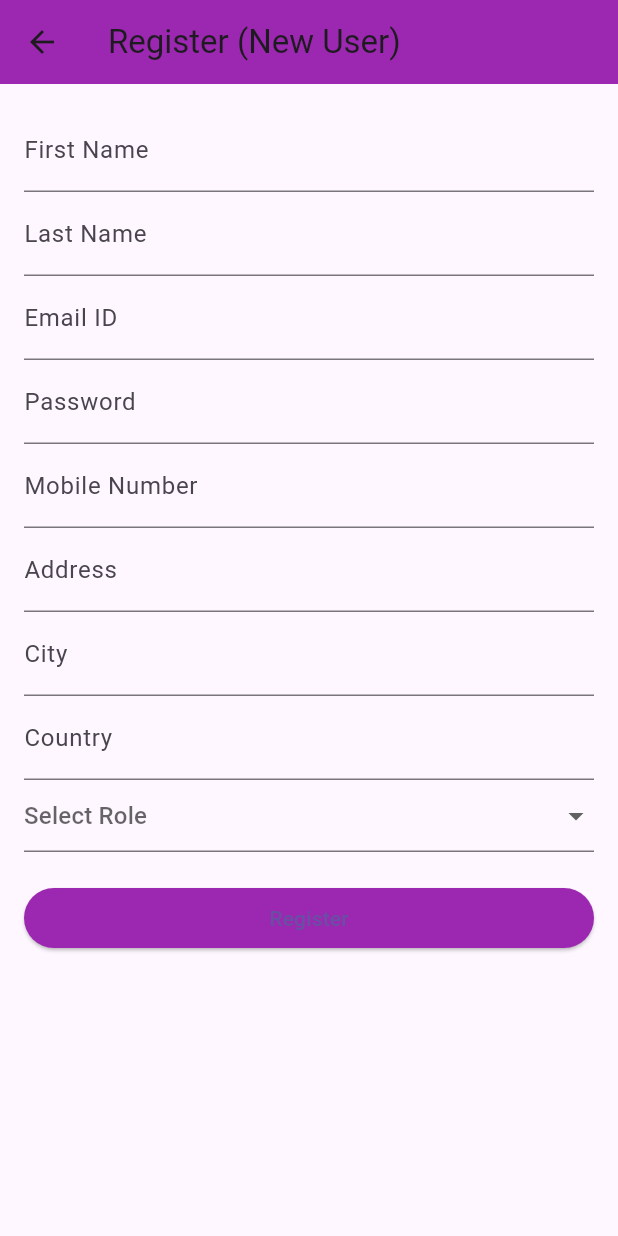
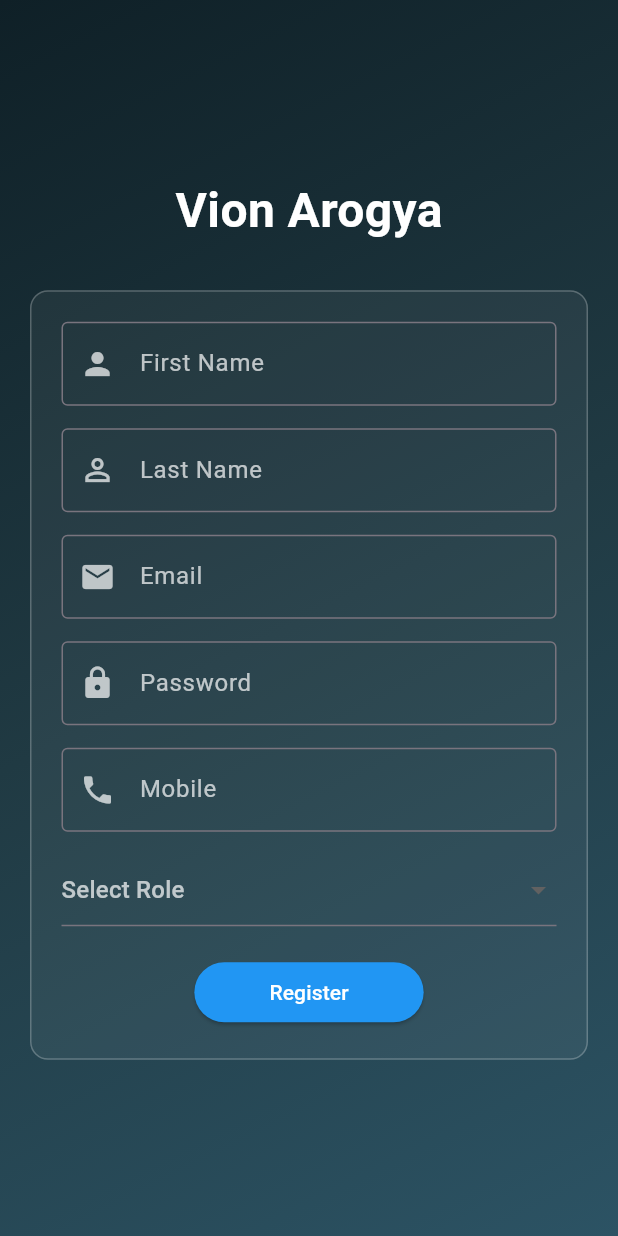
Before and after one commit to Arnaviitp/Vion-Vox-Intern-Project, a Flutter app: the LoginPage screen opened directly, after a tap on "Login", after a tap on "Register (New User)", on a phone screen of 412 x 824 dp. Run offline on Flutter 3.47's test engine with Material 3 defaults, Android fonts, the phone set to English and light mode, and no system bars; our stand-ins replace firebase_auth, firebase_core, firebase_database; accounts and stored records are empty.

Commit message:
Update registration_form.dart

```diff
--- a/my_app/lib/registration_form.dart
+++ b/my_app/lib/registration_form.dart
@@ -1,5 +1,4 @@
 // ignore_for_file: file_names
-
 import 'package:flutter/material.dart';
 import 'package:firebase_auth/firebase_auth.dart';
 import 'package:firebase_database/firebase_database.dart';
@@ -8,14 +7,36 @@ void main() {
   runApp(const MyApp());
 }
 
+//////////////////// APP ROOT ////////////////////
 class MyApp extends StatelessWidget {
   const MyApp({super.key});
   @override
   Widget build(BuildContext context) {
     return MaterialApp(
-      title: 'WELCOME BACK',
-      theme: ThemeData(primarySwatch: Colors.blue),
+      title: 'Vion Arogya',
+      debugShowCheckedModeBanner: false,
+      theme: ThemeData(fontFamily: 'Roboto'),
       home: const LoginPage(),
+    );
+  }
+}
+
+//////////////////// REUSABLE GRADIENT BG ////////////////////
+class GradientBackground extends StatelessWidget {
+  final Widget child;
+  const GradientBackground({super.key, required this.child});
+
+  @override
+  Widget build(BuildContext context) {
+    return Container(
+      decoration: const BoxDecoration(
+        gradient: LinearGradient(
+          colors: [Color(0xFF0f2027), Color(0xFF203A43), Color(0xFF2C5364)],
+          begin: Alignment.topLeft,
+          end: Alignment.bottomRight,
+        ),
+      ),
+      child: child,
     );
   }
 }
@@ -29,29 +50,24 @@ class LoginPage extends StatefulWidget {
 
 class _LoginPageState extends State<LoginPage> {
   final _formKey = GlobalKey<FormState>();
-  final TextEditingController emailController = TextEditingController();
-  final TextEditingController passwordController = TextEditingController();
+  final emailController = TextEditingController();
+  final passwordController = TextEditingController();
   bool isLoading = false;
 
   Future<void> loginUser() async {
     if (!_formKey.currentState!.validate()) return;
+    setState(() => isLoading = true);
 
-    setState(() => isLoading = true);
     try {
-      // FirebaseAuth Login
       await FirebaseAuth.instance.signInWithEmailAndPassword(
         email: emailController.text.trim(),
         password: passwordController.text.trim(),
       );
-      _showSuccessDialog();
-      Future.delayed(const Duration(seconds: 1), () {
       Navigator.pushReplacement(
         context,
         MaterialPageRoute(builder: (_) => const HomePage()),
       );
-      });
     } catch (_) {
-      // If FirebaseAuth fails, check Realtime DB for old user
       final dbRef = FirebaseDatabase.instance.ref().child("registrations");
       final snapshot = await dbRef
           .orderByChild("email")
@@ -59,9 +75,6 @@ class _LoginPageState extends State<LoginPage> {
           .get();
 
       if (snapshot.exists) {
-        ScaffoldMessenger.of(context).showSnackBar(
-          const SnackBar(content: Text("Old user login successful")),
-        );
         Navigator.pushReplacement(
           context,
           MaterialPageRoute(builder: (_) => const HomePage()),
@@ -76,135 +89,80 @@ class _LoginPageState extends State<LoginPage> {
     }
   }
 
-  void _showSuccessDialog() {
-    showDialog(
-      context: context,
-      builder: (context) => AlertDialog(
-        backgroundColor: Colors.white,
-        shape: RoundedRectangleBorder(borderRadius: BorderRadius.circular(16)),
-        content: Column(
-          mainAxisSize: MainAxisSize.min,
-          children: const [
-            Icon(Icons.check_circle, color: Colors.green, size: 60),
-            SizedBox(height: 16),
-            Text(
-              'Login Successful!',
-              style: TextStyle(
-                fontSize: 20,
-                fontWeight: FontWeight.bold,
-                color: Colors.black87,
-              ),
-            ),
-          ],
-        ),
-      ),
-    );
-  }
-
   @override
   Widget build(BuildContext context) {
     return Scaffold(
-      body: Stack(
+      body: GradientBackground(
+        child: Center(
+          child: SingleChildScrollView(
+            child: Column(
               children: [
-          // Gradient Background
-          Container(
-            decoration: BoxDecoration(
-              gradient: LinearGradient(
-                colors: [
-                  Colors.pink.shade100,
-                  Colors.blue.shade100,
-                  Colors.greenAccent.shade100,
-                  Colors.yellow.shade100,
-                  Colors.orange.shade100,
-                ],
-                begin: Alignment.topLeft,
-                end: Alignment.bottomRight,
+                const Text(
+                  "Vion Arogya",
+                  style: TextStyle(
+                    color: Colors.white,
+                    fontSize: 32,
+                    fontWeight: FontWeight.bold,
                   ),
                 ),
+                const SizedBox(height: 30),
+                Container(
+                  padding: const EdgeInsets.all(20),
+                  margin: const EdgeInsets.symmetric(horizontal: 20),
+                  decoration: BoxDecoration(
+                    color: Colors.white.withOpacity(0.05),
+                    borderRadius: BorderRadius.circular(12),
+                    border: Border.all(color: Colors.white24),
                   ),
-          // Foreground
-          Center(
-            child: SingleChildScrollView(
-              child: Padding(
-                padding: const EdgeInsets.all(16),
                   child: Form(
                     key: _formKey,
                     child: Column(
-                    mainAxisAlignment: MainAxisAlignment.center,
                       children: [
-                      Text(
-                        'welcome back !',
-                        style: TextStyle(
-                          fontSize: 28,
-                          fontWeight: FontWeight.bold,
-                          color: const Color.fromARGB(255, 245, 21, 21),
-                          shadows: [
-                            Shadow(
-                              blurRadius: 8,
-                              color: Colors.black26,
-                              offset: Offset(2, 2),
+                        TextFormField(
+                          controller: emailController,
+                          style: const TextStyle(color: Colors.white),
+                          decoration: const InputDecoration(
+                            labelText: 'Email',
+                            labelStyle: TextStyle(color: Colors.white70),
+                            prefixIcon:
+                                Icon(Icons.email, color: Colors.white70),
+                            border: OutlineInputBorder(),
                           ),
-                          ],
+                          validator: (value) =>
+                              value!.isEmpty ? "Enter email" : null,
                         ),
-                        textAlign: TextAlign.center,
+                        const SizedBox(height: 15),
+                        TextFormField(
+                          controller: passwordController,
+                          style: const TextStyle(color: Colors.white),
+                          decoration: const InputDecoration(
+                            labelText: 'Password',
+                            labelStyle: TextStyle(color: Colors.white70),
+                            prefixIcon: Icon(Icons.lock, color: Colors.white70),
+                            border: OutlineInputBorder(),
+                          ),
+                          obscureText: true,
+                          validator: (value) =>
+                              value!.isEmpty ? "Enter password" : null,
                         ),
                         const SizedBox(height: 20),
-                      Row(
-                        mainAxisAlignment: MainAxisAlignment.center,
-                        children: const [
-                          Icon(Icons.mail_outline, color: Colors.blue, size: 40),
-                          SizedBox(width: 30),
-                          Icon(Icons.lock_outline, color: Colors.blue, size: 40),
-                        ],
+                        isLoading
+                            ? const CircularProgressIndicator(
+                                color: Colors.blue)
+                            : ElevatedButton(
+                                style: ElevatedButton.styleFrom(
+                                  backgroundColor: Colors.blue,
+                                  padding: const EdgeInsets.symmetric(
+                                      horizontal: 50),
+                                  shape: RoundedRectangleBorder(
+                                      borderRadius: BorderRadius.circular(20)),
                                 ),
-                      const SizedBox(height: 20),
-                      TextFormField(
-                        controller: emailController,
-                        decoration: const InputDecoration(
-                          labelText: 'Email',
-                          border: OutlineInputBorder(),
-                          prefixIcon: Icon(Icons.mail_outline, color: Colors.blue),
-                        ),
-                        keyboardType: TextInputType.emailAddress,
-                        validator: (value) {
-                          if (value == null || value.isEmpty) {
-                            return 'Please enter email';
-                          }
-                          if (!RegExp(r'^[^@]+@[^@]+\.[^@]+').hasMatch(value)) {
-                            return 'Enter valid email';
-                          }
-                          return null;
-                        },
-                      ),
-                      const SizedBox(height: 20),
-                      TextFormField(
-                        controller: passwordController,
-                        decoration: const InputDecoration(
-                          labelText: 'Password',
-                          border: OutlineInputBorder(),
-                          prefixIcon: Icon(Icons.lock_outline, color: Colors.blue),
-                        ),
-                        obscureText: true,
-                        validator: (value) {
-                          if (value == null || value.isEmpty) {
-                            return 'Please enter password';
-                          }
-                          if (value.length < 6) {
-                            return 'Password must be at least 6 characters';
-                          }
-                          return null;
-                        },
+                                onPressed: loginUser,
+                                child: const Text("Login",
+                                    style: TextStyle(color: Colors.white)),
                               ),
                         const SizedBox(height: 10),
-                      isLoading
-                          ? const CircularProgressIndicator()
-                          : ElevatedButton(
-                              onPressed: loginUser,
-                              child: const Text('Login'),
-                            ),
-                      const SizedBox(height: 10),
-                      Center(
-                        child: TextButton(
+                        TextButton(
                           onPressed: () {
                             Navigator.push(
                               context,
@@ -212,34 +170,10 @@ class _LoginPageState extends State<LoginPage> {
                                   builder: (_) => const RegistrationForm()),
                             );
                           },
-                          child: const Text(
-                            'Register (New User)',
-                            style: TextStyle(color: Colors.blue),
-                          ),
-                        ),
-                      ),
-                      Center(
-                        child: TextButton(
-                          onPressed: () {
-                            showDialog(
-                              context: context,
-                              builder: (context) => AlertDialog(
-                                title: const Text('Forgot Password'),
-                                content: const Text(
-                                    'Password reset feature coming soon!'),
-                                actions: [
-                                  TextButton(
-                                    onPressed: () =>
-                                        Navigator.of(context).pop(),
-                                    child: const Text('OK'),
+                          child: const Text("Register (New User)",
+                              style: TextStyle(color: Colors.blueAccent)),
                         ),
                       ],
-                              ),
-                            );
-                          },
-                          child: const Text(
-                            'Forgot Password?',
-                            style: TextStyle(color: Colors.blue),
                     ),
                   ),
                 ),
@@ -247,9 +181,6 @@ class _LoginPageState extends State<LoginPage> {
             ),
           ),
         ),
-            ),
-          ),
-        ],
       ),
     );
   }
@@ -265,25 +196,15 @@ class RegistrationForm extends StatefulWidget {
 class _RegistrationFormState extends State<RegistrationForm> {
   final _formKey = GlobalKey<FormState>();
   final dbRef = FirebaseDatabase.instance.ref().child("registrations");
-
-  final TextEditingController firstNameController = TextEditingController();
-  final TextEditingController lastNameController = TextEditingController();
-  final TextEditingController emailController = TextEditingController();
-  final TextEditingController passwordController = TextEditingController();
-  final TextEditingController mobileController = TextEditingController();
-  final TextEditingController addressController = TextEditingController();
-  final TextEditingController cityController = TextEditingController();
-  final TextEditingController countryController = TextEditingController();
-
+  final firstNameController = TextEditingController();
+  final lastNameController = TextEditingController();
+  final emailController = TextEditingController();
+  final passwordController = TextEditingController();
+  final mobileController = TextEditingController();
   String? selectedRole;
   bool isLoading = false;
 
-  final List<String> roles = [
-    "Student",
-    "Counselor",
-    "Life Coach",
-    "Admin (Vion)"
-  ];
+  final roles = ["Student", "Counselor", "Life Coach", "Admin (Vion)"];
 
   Future<void> submitForm() async {
     if (_formKey.currentState!.validate() && selectedRole != null) {
@@ -300,15 +221,8 @@ class _RegistrationFormState extends State<RegistrationForm> {
           "lastName": lastNameController.text.trim(),
           "email": emailController.text.trim(),
           "mobile": mobileController.text.trim(),
-          "address": addressController.text.trim(),
-          "city": cityController.text.trim(),
-          "country": countryController.text.trim(),
           "role": selectedRole,
         });
-
-        ScaffoldMessenger.of(context).showSnackBar(
-          const SnackBar(content: Text("Registration Successful")),
-        );
 
         Navigator.pushReplacement(
           context,
@@ -320,94 +234,110 @@ class _RegistrationFormState extends State<RegistrationForm> {
       } finally {
         setState(() => isLoading = false);
       }
-    } else {
-      ScaffoldMessenger.of(context).showSnackBar(
-        const SnackBar(content: Text("Please fill all fields")),
-      );
     }
   }
 
   @override
   Widget build(BuildContext context) {
     return Scaffold(
-      appBar: AppBar(
-          title: const Text("Register (New User)"),
-          backgroundColor: Colors.purple),
-      body: Padding(
-        padding: const EdgeInsets.all(16.0),
+      body: GradientBackground(
+        child: Center(
+          child: SingleChildScrollView(
+            child: Column(
+              children: [
+                const Text(
+                  "Vion Arogya",
+                  style: TextStyle(
+                    color: Colors.white,
+                    fontSize: 32,
+                    fontWeight: FontWeight.bold,
+                  ),
+                ),
+                const SizedBox(height: 30),
+                Container(
+                  padding: const EdgeInsets.all(20),
+                  margin: const EdgeInsets.symmetric(horizontal: 20),
+                  decoration: BoxDecoration(
+                    color: Colors.white.withOpacity(0.05),
+                    borderRadius: BorderRadius.circular(12),
+                    border: Border.all(color: Colors.white24),
+                  ),
                   child: Form(
                     key: _formKey,
-          child: ListView(
+                    child: Column(
                       children: [
-              TextFormField(
-                controller: firstNameController,
-                decoration: const InputDecoration(labelText: "First Name"),
-                validator: (value) =>
-                    value!.isEmpty ? "Enter first name" : null,
-              ),
-              TextFormField(
-                controller: lastNameController,
-                decoration: const InputDecoration(labelText: "Last Name"),
-                validator: (value) => value!.isEmpty ? "Enter last name" : null,
-              ),
-              TextFormField(
-                controller: emailController,
-                decoration: const InputDecoration(labelText: "Email ID"),
-                keyboardType: TextInputType.emailAddress,
-                validator: (value) => value!.isEmpty ? "Enter email" : null,
-              ),
-              TextFormField(
-                controller: passwordController,
-                decoration: const InputDecoration(labelText: "Password"),
-                obscureText: true,
-                validator: (value) => value!.length < 6
-                    ? "Password must be at least 6 characters"
-                    : null,
-              ),
-              TextFormField(
-                controller: mobileController,
-                decoration: const InputDecoration(labelText: "Mobile Number"),
-                keyboardType: TextInputType.phone,
-                validator: (value) =>
-                    value!.isEmpty ? "Enter mobile number" : null,
-              ),
-              TextFormField(
-                controller: addressController,
-                decoration: const InputDecoration(labelText: "Address"),
-                validator: (value) => value!.isEmpty ? "Enter address" : null,
-              ),
-              TextFormField(
-                controller: cityController,
-                decoration: const InputDecoration(labelText: "City"),
-                validator: (value) => value!.isEmpty ? "Enter city" : null,
-              ),
-              TextFormField(
-                controller: countryController,
-                decoration: const InputDecoration(labelText: "Country"),
-                validator: (value) => value!.isEmpty ? "Enter country" : null,
-              ),
+                        buildInput(firstNameController, "First Name",
+                            Icons.person, false),
+                        const SizedBox(height: 15),
+                        buildInput(lastNameController, "Last Name",
+                            Icons.person_outline, false),
+                        const SizedBox(height: 15),
+                        buildInput(
+                            emailController, "Email", Icons.email, false),
+                        const SizedBox(height: 15),
+                        buildInput(
+                            passwordController, "Password", Icons.lock, true),
+                        const SizedBox(height: 15),
+                        buildInput(
+                            mobileController, "Mobile", Icons.phone, false),
+                        const SizedBox(height: 15),
                         DropdownButtonFormField<String>(
+                          dropdownColor: const Color(0xFF203A43),
                           value: selectedRole,
-                hint: const Text("Select Role"),
-                items: roles.map((role) {
-                  return DropdownMenuItem(value: role, child: Text(role));
-                }).toList(),
-                onChanged: (value) => setState(() => selectedRole = value),
-                validator: (value) => value == null ? "Select a role" : null,
+                          hint: const Text("Select Role",
+                              style: TextStyle(color: Colors.white70)),
+                          items: roles
+                              .map((role) => DropdownMenuItem(
+                                    value: role,
+                                    child: Text(role,
+                                        style: const TextStyle(
+                                            color: Colors.white)),
+                                  ))
+                              .toList(),
+                          onChanged: (v) => setState(() => selectedRole = v),
+                          validator: (v) => v == null ? "Select a role" : null,
                         ),
                         const SizedBox(height: 20),
                         isLoading
-                  ? const CircularProgressIndicator()
+                            ? const CircularProgressIndicator(
+                                color: Colors.blue)
                             : ElevatedButton(
+                                style: ElevatedButton.styleFrom(
+                                  backgroundColor: Colors.blue,
+                                  padding: const EdgeInsets.symmetric(
+                                      horizontal: 50),
+                                  shape: RoundedRectangleBorder(
+                                      borderRadius: BorderRadius.circular(20)),
+                                ),
                                 onPressed: submitForm,
-                      style: ElevatedButton.styleFrom(
-                          backgroundColor: Colors.purple),
-                      child: const Text("Register"),
+                                child: const Text("Register",
+                                    style: TextStyle(color: Colors.white)),
                               ),
                       ],
                     ),
                   ),
                 ),
+              ],
+            ),
+          ),
+        ),
+      ),
+    );
+  }
+
+  Widget buildInput(TextEditingController controller, String label,
+      IconData icon, bool obscure) {
+    return TextFormField(
+      controller: controller,
+      style: const TextStyle(color: Colors.white),
+      decoration: InputDecoration(
+        labelText: label,
+        labelStyle: const TextStyle(color: Colors.white70),
+        prefixIcon: Icon(icon, color: Colors.white70),
+        border: const OutlineInputBorder(),
+      ),
+      obscureText: obscure,
+      validator: (value) => value!.isEmpty ? "Enter $label" : null,
     );
   }
 }
@@ -418,10 +348,34 @@ class HomePage extends StatelessWidget {
   @override
   Widget build(BuildContext context) {
     return Scaffold(
-      appBar: AppBar(
-        title: const Text("Home"),
-        actions: [
-          IconButton(
+      body: GradientBackground(
+        child: Column(
+          mainAxisAlignment: MainAxisAlignment.center,
+          children: [
+            const Text(
+              "Vion Arogya",
+              style: TextStyle(
+                color: Colors.white,
+                fontSize: 32,
+                fontWeight: FontWeight.bold,
+              ),
+            ),
+            const SizedBox(height: 30),
+            const Text(
+              "Welcome!",
+              style: TextStyle(
+                color: Colors.white70,
+                fontSize: 22,
+              ),
+            ),
+            const SizedBox(height: 20),
+            ElevatedButton(
+              style: ElevatedButton.styleFrom(
+                backgroundColor: Colors.redAccent,
+                padding: const EdgeInsets.symmetric(horizontal: 40),
+                shape: RoundedRectangleBorder(
+                    borderRadius: BorderRadius.circular(20)),
+              ),
               onPressed: () async {
                 await FirebaseAuth.instance.signOut();
                 Navigator.pushReplacement(
@@ -429,11 +383,12 @@ class HomePage extends StatelessWidget {
                   MaterialPageRoute(builder: (_) => const LoginPage()),
                 );
               },
-            icon: const Icon(Icons.logout),
+              child:
+                  const Text("Logout", style: TextStyle(color: Colors.white)),
             )
           ],
         ),
-      body: const Center(child: Text("Welcome!")),
+      ),
     );
   }
 }
```
Lines whose indentation alone changed are shown as unchanged.
